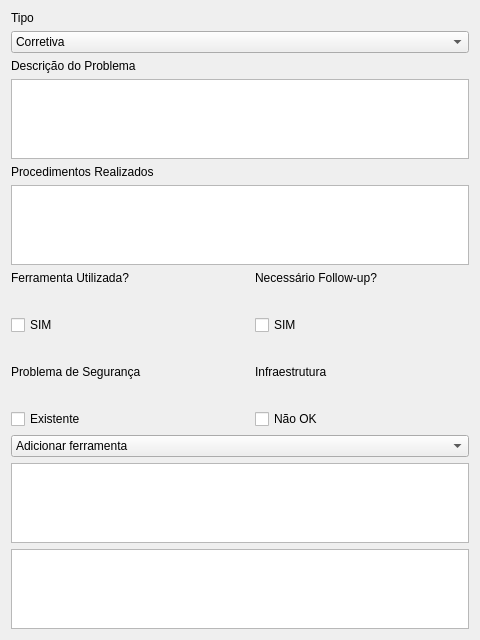
First picture: the form in evo.ui, repository ielson/siemens-automacao-evo, before the edit.
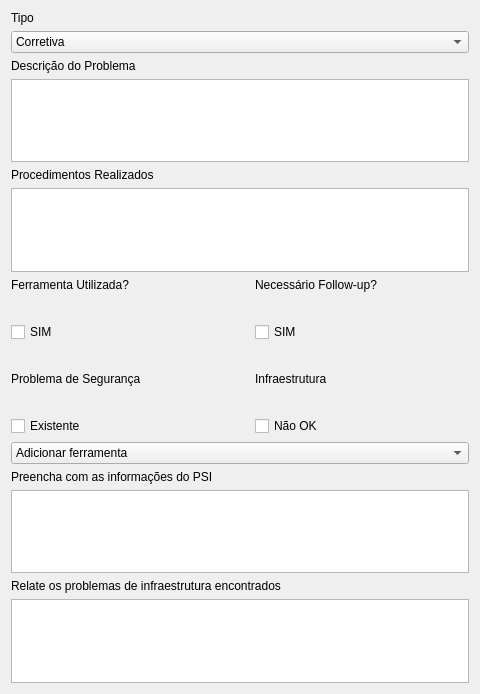
Second picture: the form after the edit.

Commit message: mostrando os campos opcionais quando botões são clicados

What changed in the file:
```diff
--- a/evo.ui
+++ b/evo.ui
@@ -7,7 +7,7 @@
     <x>0</x>
     <y>0</y>
     <width>480</width>
-    <height>640</height>
+    <height>694</height>
    </rect>
   </property>
   <property name="windowTitle">
@@ -202,10 +202,32 @@
       </widget>
      </item>
      <item>
-      <widget class="QPlainTextEdit" name="preencherPSI"/>
+      <layout class="QVBoxLayout" name="preencherPSI">
+       <item>
+        <widget class="QLabel" name="preencherPSILA">
+         <property name="text">
+          <string>Preencha com as informações do PSI</string>
+         </property>
+        </widget>
+       </item>
+       <item>
+        <widget class="QPlainTextEdit" name="preencherPSITE"/>
+       </item>
+      </layout>
      </item>
      <item>
-      <widget class="QPlainTextEdit" name="preencherInfra"/>
+      <layout class="QVBoxLayout" name="preencherInfra">
+       <item>
+        <widget class="QLabel" name="preencherInfraLA">
+         <property name="text">
+          <string>Relate os problemas de infraestrutura encontrados</string>
+         </property>
+        </widget>
+       </item>
+       <item>
+        <widget class="QPlainTextEdit" name="preencherInfraTE"/>
+       </item>
+      </layout>
      </item>
     </layout>
    </item>
```
The commit also changes 2 other files.
